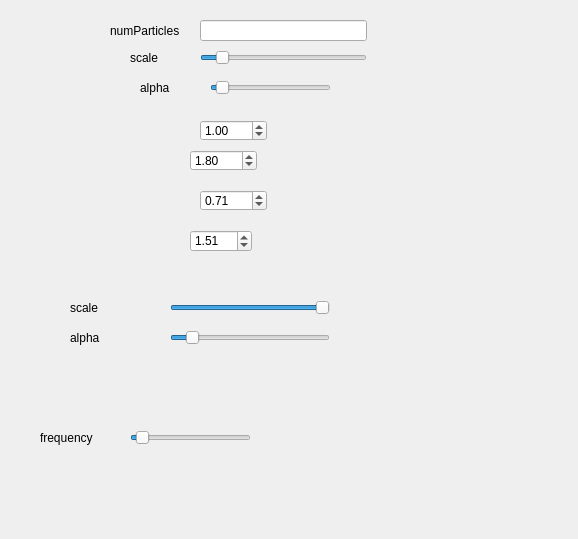
skydave/sandbox, file src/Nebulae.ui: the form before one commit.
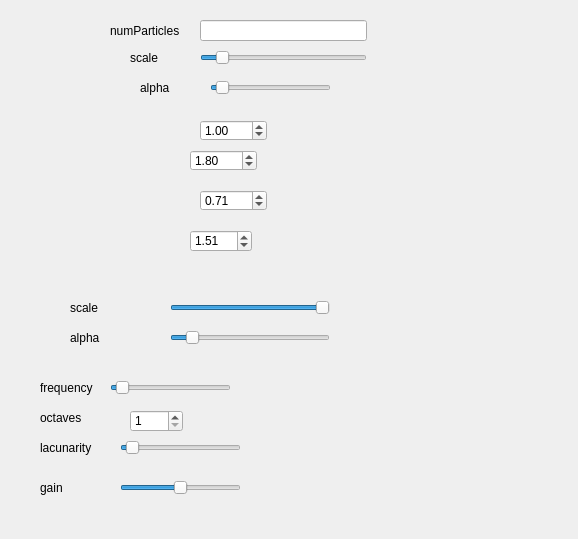
The form after the commit.

Diff of the .ui file:
```diff
--- a/src/Nebulae.ui
+++ b/src/Nebulae.ui
@@ -232,7 +232,7 @@
    <property name="geometry">
     <rect>
      <x>40</x>
-     <y>430</y>
+     <y>380</y>
      <width>56</width>
      <height>15</height>
     </rect>
@@ -244,8 +244,82 @@
   <widget class="QSlider" name="frequency">
    <property name="geometry">
     <rect>
+     <x>110</x>
+     <y>380</y>
+     <width>121</width>
+     <height>16</height>
+    </rect>
+   </property>
+   <property name="maximum">
+    <number>1000</number>
+   </property>
+   <property name="value">
+    <number>50</number>
+   </property>
+   <property name="orientation">
+    <enum>Qt::Horizontal</enum>
+   </property>
+  </widget>
+  <widget class="QLabel" name="label_7">
+   <property name="geometry">
+    <rect>
+     <x>40</x>
+     <y>410</y>
+     <width>56</width>
+     <height>15</height>
+    </rect>
+   </property>
+   <property name="text">
+    <string>octaves</string>
+   </property>
+  </widget>
+  <widget class="QLabel" name="label_8">
+   <property name="geometry">
+    <rect>
+     <x>40</x>
+     <y>440</y>
+     <width>56</width>
+     <height>15</height>
+    </rect>
+   </property>
+   <property name="text">
+    <string>lacunarity</string>
+   </property>
+  </widget>
+  <widget class="QLabel" name="label_9">
+   <property name="geometry">
+    <rect>
+     <x>40</x>
+     <y>480</y>
+     <width>56</width>
+     <height>15</height>
+    </rect>
+   </property>
+   <property name="text">
+    <string>gain</string>
+   </property>
+  </widget>
+  <widget class="QSpinBox" name="octaves">
+   <property name="geometry">
+    <rect>
      <x>130</x>
-     <y>430</y>
+     <y>410</y>
+     <width>53</width>
+     <height>22</height>
+    </rect>
+   </property>
+   <property name="minimum">
+    <number>1</number>
+   </property>
+   <property name="maximum">
+    <number>8</number>
+   </property>
+  </widget>
+  <widget class="QSlider" name="lacunarity">
+   <property name="geometry">
+    <rect>
+     <x>120</x>
+     <y>440</y>
      <width>121</width>
      <height>16</height>
     </rect>
@@ -260,6 +334,25 @@
     <enum>Qt::Horizontal</enum>
    </property>
   </widget>
+  <widget class="QSlider" name="gain">
+   <property name="geometry">
+    <rect>
+     <x>120</x>
+     <y>480</y>
+     <width>121</width>
+     <height>16</height>
+    </rect>
+   </property>
+   <property name="maximum">
+    <number>1000</number>
+   </property>
+   <property name="value">
+    <number>500</number>
+   </property>
+   <property name="orientation">
+    <enum>Qt::Horizontal</enum>
+   </property>
+  </widget>
  </widget>
  <resources/>
  <connections/>
```
